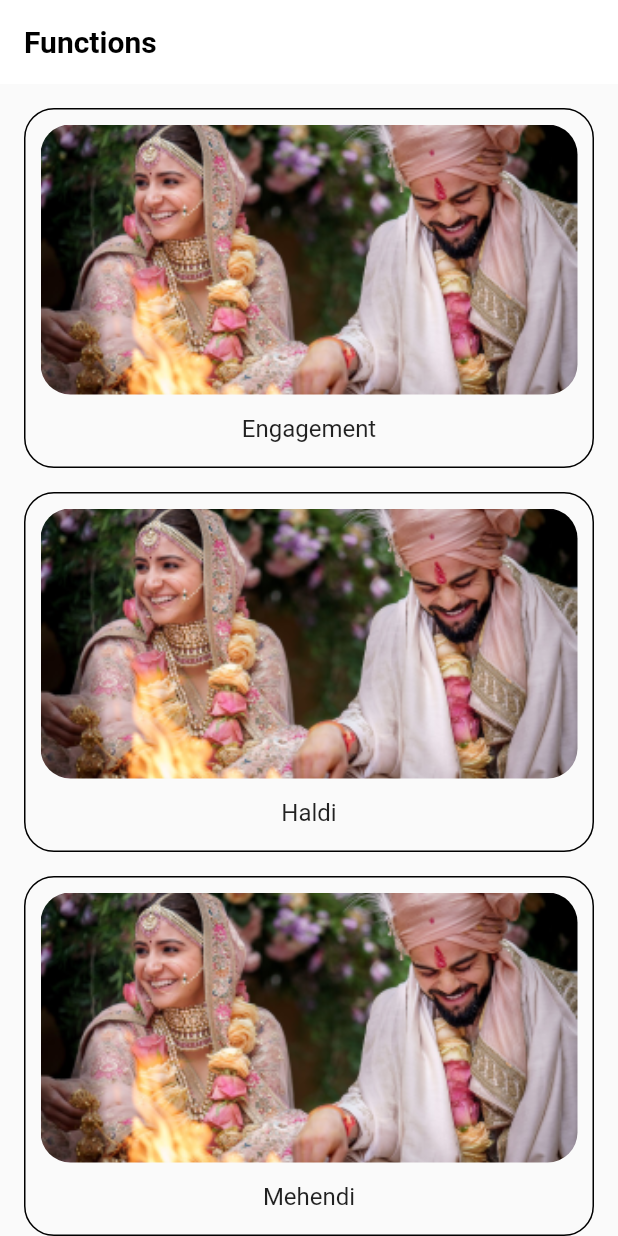
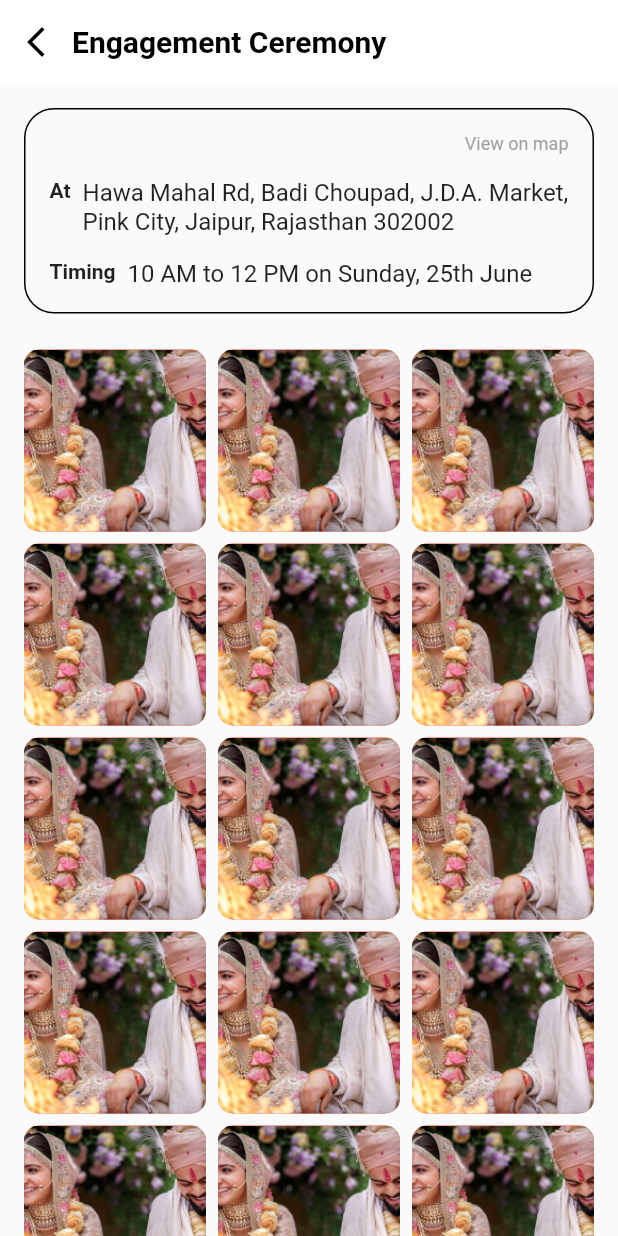
Before and after one commit to ManoVikram/Tanmay-Weds-Ankita, a Flutter app: the HomeScreen screen opened by its route, after a tap on "Engagement", on a phone screen of 412 x 824 dp. Run offline on Flutter 3.47's test engine with Material 2 defaults, Android fonts, the phone set to English and light mode, and no system bars; our stand-ins replace google_fonts; Roboto replaces fonts that are missing (Merienda, Sacramento).

Commit message:
feat: UI for the Ceremony screen is done!

```diff
--- a/lib/app.dart
+++ b/lib/app.dart
@@ -3,6 +3,7 @@ import 'package:google_fonts/google_fonts.dart';
 
 import './welcome_screen/screen/welcome_screen.dart';
 import './home_screen/screen/home_screen.dart';
+import './ceremony_screen/screens/ceremony_screen.dart';
 
 class App extends StatefulWidget {
   const App({super.key});
@@ -25,6 +26,7 @@ class _AppState extends State<App> {
       routes: {
         WelcomeScreen.route: (context) => const WelcomeScreen(),
         HomeScreen.route: (context) => const HomeScreen(),
+        CeremonyScreen.route: (context) => const CeremonyScreen(),
       },
       home: const WelcomeScreen(),
     );
--- /dev/null
+++ b/lib/ceremony_screen/screens/ceremony_screen.dart
@@ -0,0 +1,169 @@
+import 'package:flutter/material.dart';
+import 'package:google_fonts/google_fonts.dart';
+
+import '../../constants.dart';
+
+class CeremonyScreen extends StatelessWidget {
+  const CeremonyScreen({super.key});
+
+  static const String route = "/ceremonyScreen";
+
+  @override
+  Widget build(BuildContext context) {
+    return Scaffold(
+      appBar: AppBar(
+        title: Text(
+          "Engagement Ceremony",
+          style: TextStyle(
+            fontFamily: GoogleFonts.merienda().fontFamily,
+            fontWeight: FontWeight.bold,
+          ),
+        ),
+        titleSpacing: 0.0,
+        elevation: 0.0,
+        backgroundColor: Colors.white,
+        foregroundColor: Colors.black,
+        leading: IconButton(
+          onPressed: () {
+          },
+          icon: const Icon(Icons.arrow_back_ios_new),
+        ),
+        leadingWidth: 48.0,
+        primary: true,
+      ),
+      body: SafeArea(
+        child: SingleChildScrollView(
+          physics: const BouncingScrollPhysics(),
+          child: Padding(
+            padding: const EdgeInsets.all(defaultPadding),
+            child: Column(
+              children: [
+                const LocationAndTiming(
+                  location:
+                      "Hawa Mahal Rd, Badi Choupad, J.D.A. Market, Pink City, Jaipur, Rajasthan 302002",
+                  timing: "10 AM to 12 PM on Sunday, 25th June",
+                ),
+                const SizedBox(height: defaultPadding * 1.5),
+                GridView.builder(
+                  physics: const NeverScrollableScrollPhysics(),
+                  shrinkWrap: true,
+                  padding: const EdgeInsets.only(bottom: defaultPadding),
+                  gridDelegate: const SliverGridDelegateWithFixedCrossAxisCount(
+                    crossAxisCount: 3,
+                    mainAxisSpacing: defaultPadding / 2.0,
+                    crossAxisSpacing: defaultPadding / 2.0,
+                  ),
+                  itemCount: 18,
+                  itemBuilder: (context, index) {
+                    return Container(
+                      decoration: BoxDecoration(
+                        color: Colors.red,
+                        borderRadius: BorderRadius.circular(10.0),
+                      ),
+                      clipBehavior: Clip.antiAlias,
+                      child: Image.asset(
+                        "assets/images/Marriage.png",
+                        fit: BoxFit.cover,
+                      ),
+                    );
+                  },
+                ),
+              ],
+            ),
+          ),
+        ),
+      ),
+    );
+  }
+}
+
+class LocationAndTiming extends StatelessWidget {
+  const LocationAndTiming({
+    super.key,
+    required this.location,
+    required this.timing,
+  });
+
+  final String location;
+  final String timing;
+
+  @override
+  Widget build(BuildContext context) {
+    return Container(
+      width: double.infinity,
+      padding: const EdgeInsets.all(defaultPadding),
+      decoration: BoxDecoration(
+        border: Border.all(
+          color: Colors.black,
+        ),
+        borderRadius: BorderRadius.circular(20.0),
+      ),
+      child: Column(
+        mainAxisAlignment: MainAxisAlignment.start,
+        crossAxisAlignment: CrossAxisAlignment.start,
+        children: [
+          Align(
+            alignment: Alignment.topRight,
+            child: GestureDetector(
+              onTap: () {},
+              child: Text(
+                "View on map",
+                style: TextStyle(
+                  fontFamily: GoogleFonts.roboto().fontFamily,
+                  fontSize: 12.0,
+                  color: Colors.grey,
+                ),
+              ),
+            ),
+          ),
+          const SizedBox(height: defaultPadding),
+          Row(
+            mainAxisAlignment: MainAxisAlignment.start,
+            crossAxisAlignment: CrossAxisAlignment.start,
+            children: [
+              Text(
+                "At",
+                style: TextStyle(
+                  fontFamily: GoogleFonts.merienda().fontFamily,
+                  fontWeight: FontWeight.bold,
+                ),
+              ),
+              const SizedBox(width: defaultPadding / 2.0),
+              Expanded(
+                child: Text(
+                  location,
+                  style: const TextStyle(
+                    fontSize: 16.0,
+                  ),
+                ),
+              ),
+            ],
+          ),
+          const SizedBox(height: defaultPadding),
+          Row(
+            mainAxisAlignment: MainAxisAlignment.start,
+            crossAxisAlignment: CrossAxisAlignment.start,
+            children: [
+              Text(
+                "Timing",
+                style: TextStyle(
+                  fontFamily: GoogleFonts.merienda().fontFamily,
+                  fontWeight: FontWeight.bold,
+                ),
+              ),
+              const SizedBox(width: defaultPadding / 2.0),
+              Expanded(
+                child: Text(
+                  timing,
+                  style: const TextStyle(
+                    fontSize: 16.0,
+                  ),
+                ),
+              ),
+            ],
+          ),
+        ],
+      ),
+    );
+  }
+}
--- a/lib/home_screen/screen/home_screen.dart
+++ b/lib/home_screen/screen/home_screen.dart
@@ -1,6 +1,7 @@
 import 'package:flutter/material.dart';
 import 'package:google_fonts/google_fonts.dart';
 
+import '../../ceremony_screen/screens/ceremony_screen.dart';
 import '../../constants.dart';
 import '../models/ceremony.dart';
 import '../widgets/function_card.dart';
@@ -44,7 +45,9 @@ class HomeScreen extends StatelessWidget {
               child: FunctionCard(
                 image: ceremonies[index].image,
                 title: ceremonies[index].title,
-                onTap: () {},
+                onTap: () {
+                  Navigator.pushNamed(context, CeremonyScreen.route);
+                },
               ),
             ),
           ),
```
Also changed, not shown: 1 other file.
